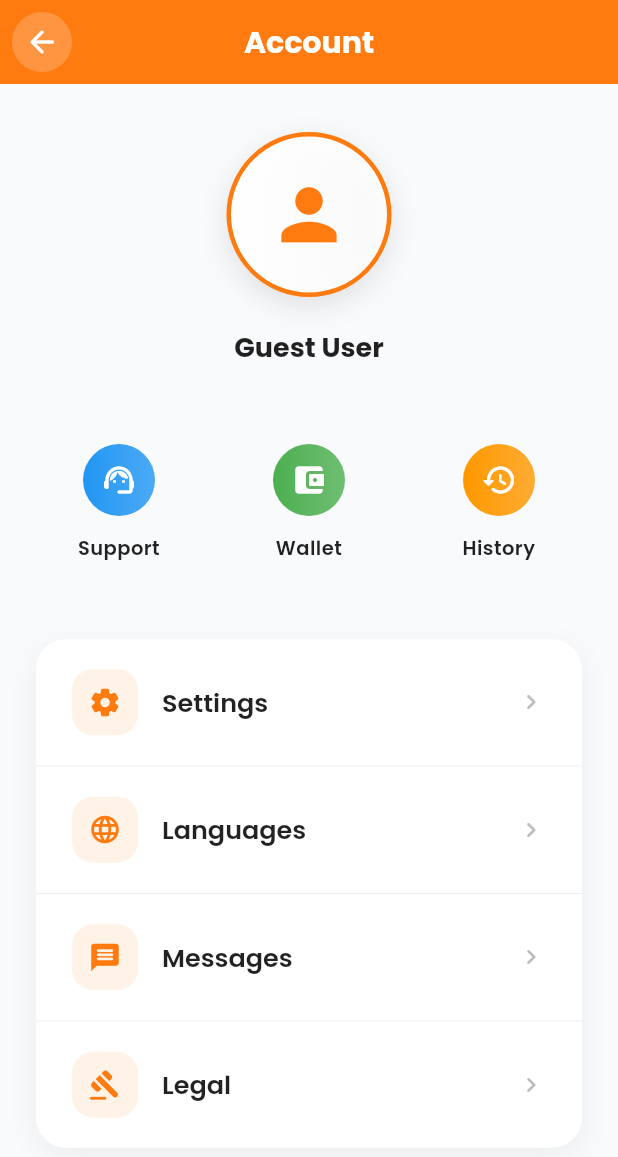
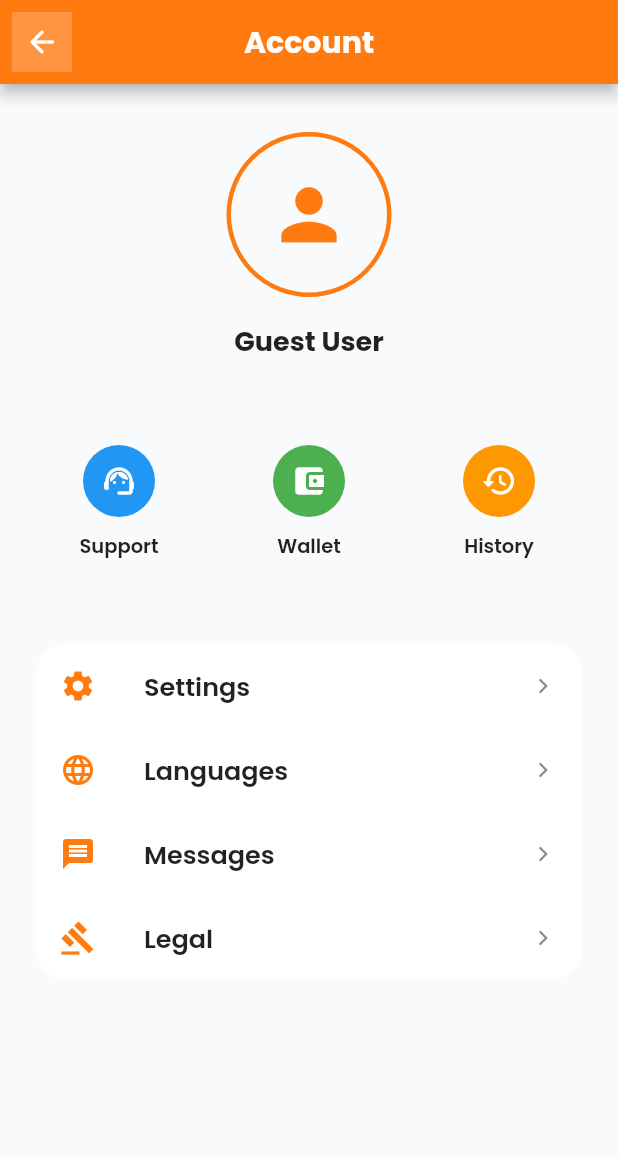
Before and after one commit to dhacodedesignersprivatelimited/UGO_USER, a Flutter app: the screen it shows once a user with an empty profile is signed in, in the side drawer, after a tap on "Account", on a phone screen of 412 x 824 dp. Shown: the top 1157 px of the screen. Run offline on Flutter 3.47's test engine with Material 3 defaults, Android fonts, the light colour scheme and no system bars; our stand-ins replace auto_size_text, barcode_widget, cached_network_image, device_info_plus, dropdown_button2, equatable and 21 more; missing offline and left inert: firebase_app_check, flutter_barcode_scanner, flutter_google_places, google_api_headers, google_maps_webservice, json_path and 2 more; accounts and stored records are empty.

Commit message:
sony 24/01

```diff
--- a/lib/account_management/account_management_widget.dart
+++ b/lib/account_management/account_management_widget.dart
@@ -1,7 +1,7 @@
 import '/flutter_flow/flutter_flow_icon_button.dart';
 import '/flutter_flow/flutter_flow_util.dart';
 import '/index.dart';
-import '/backend/api_requests/api_calls.dart'; // ✅ user details API
+import '/backend/api_requests/api_calls.dart';
 import 'package:flutter/material.dart';
 import 'package:google_fonts/google_fonts.dart';
 
@@ -23,7 +23,6 @@ class _AccountManagementWidgetState extends State<AccountManagementWidget> {
   late AccountManagementModel _model;
   final scaffoldKey = GlobalKey<ScaffoldState>();
 
-  // ✅ User UI State
   bool _isLoadingUser = true;
   String _userDisplayName = 'Guest User';
   String _profileImageUrl = '';
@@ -40,18 +39,16 @@ class _AccountManagementWidgetState extends State<AccountManagementWidget> {
       final userId = FFAppState().userid;
       final token = FFAppState().accessToken;
 
-      // Not logged in
       if (userId == 0 || token.isEmpty) {
         if (!mounted) return;
         setState(() {
-          _userDisplayName = 'Guest User';
-          _profileImageUrl = '';
           _isLoadingUser = false;
         });
         return;
       }
 
-      final res = await GetUserDetailsCall.call(userId: userId, token: token);
+      final res =
+          await GetUserDetailsCall.call(userId: userId, token: token);
 
       if (!mounted) return;
 
@@ -63,32 +60,22 @@ class _AccountManagementWidgetState extends State<AccountManagementWidget> {
         final rawImg =
             (GetUserDetailsCall.profileImage(res.jsonBody) ?? '').trim();
 
-        final name = [first, last].where((e) => e.isNotEmpty).join(' ');
-        final imgUrl = rawImg.isNotEmpty
+        setState(() {
+          _userDisplayName =
+              [first, last].where((e) => e.isNotEmpty).join(' ');
+          _profileImageUrl = rawImg.isNotEmpty
               ? (rawImg.startsWith('http')
                   ? rawImg
                   : 'https://ugotaxi.icacorp.org/$rawImg')
               : '';
-
-        setState(() {
-          _userDisplayName = name.isNotEmpty ? name : 'User';
-          _profileImageUrl = imgUrl;
           _isLoadingUser = false;
         });
       } else {
-        setState(() {
-          _userDisplayName = 'User';
-          _profileImageUrl = '';
-          _isLoadingUser = false;
-        });
+        setState(() => _isLoadingUser = false);
       }
-    } catch (e) {
+    } catch (_) {
       if (!mounted) return;
-      setState(() {
-        _userDisplayName = 'User';
-        _profileImageUrl = '';
-        _isLoadingUser = false;
-      });
+      setState(() => _isLoadingUser = false);
     }
   }
 
@@ -103,61 +90,50 @@ class _AccountManagementWidgetState extends State<AccountManagementWidget> {
     return GestureDetector(
       onTap: () {
         FocusScope.of(context).unfocus();
-        FocusManager.instance.primaryFocus?.unfocus();
       },
       child: Scaffold(
         key: scaffoldKey,
         backgroundColor: const Color(0xFFF8FAFC),
         appBar: AppBar(
           backgroundColor: const Color(0xFFFF7B10),
-          automaticallyImplyLeading: false,
+          centerTitle: true,
           leading: Padding(
-            padding: const EdgeInsets.all(8.0),
+            padding: const EdgeInsets.all(8),
             child: FlutterFlowIconButton(
-              borderColor: Colors.transparent,
-              borderRadius: 30.0,
-              borderWidth: 1.0,
-              buttonSize: 44.0,
+              buttonSize: 44,
               fillColor: Colors.white.withOpacity(0.2),
-              icon: const Icon(
-                Icons.arrow_back_rounded,
-                color: Colors.white,
-                size: 24.0,
-              ),
-              onPressed: () async {
-                context.pop();
-              },
+              icon: const Icon(Icons.arrow_back_rounded,
+                  color: Colors.white),
+              onPressed: () => context.pop(),
             ),
           ),
           title: Text(
-            FFLocalizations.of(context).getText('87zx8uve' /* Account */),
+            'Account',
             style: GoogleFonts.poppins(
-              color: Colors.white,
               fontSize: 20,
               fontWeight: FontWeight.w700,
+              color: Colors.white,
             ),
           ),
-          centerTitle: true,
-          elevation: 0,
-          shadowColor: Colors.transparent,
         ),
         body: SafeArea(
           child: LayoutBuilder(
             builder: (context, constraints) {
-              final screenWidth = constraints.maxWidth;
-              final isNarrow = screenWidth < 360;
+              final width = constraints.maxWidth;
+              final isNarrow = width < 360;
               final padding = isNarrow ? 16.0 : 24.0;
 
               return SingleChildScrollView(
-                padding: EdgeInsets.fromLTRB(padding, 32, padding, 20),
+                padding:
+                    EdgeInsets.fromLTRB(padding, 32, padding, 24),
                 child: Column(
                   children: [
                     _buildProfileSection(isNarrow),
                     SizedBox(height: isNarrow ? 32 : 48),
-                    _buildQuickActionsGrid(isNarrow),
+                    _buildQuickActionsGrid(width),
                     SizedBox(height: isNarrow ? 32 : 48),
                     _buildSettingsList(isNarrow),
-                    SizedBox(height: isNarrow ? 80 : 120),
+                    const SizedBox(height: 80),
                   ],
                 ),
               );
@@ -168,132 +144,98 @@ class _AccountManagementWidgetState extends State<AccountManagementWidget> {
     );
   }
 
+  // ---------------- PROFILE ----------------
   Widget _buildProfileSection(bool isNarrow) {
     final avatarSize = isNarrow ? 90.0 : 110.0;
 
     return Column(
       children: [
-        // ✅ Profile Image (API)
         GestureDetector(
-          onTap: () => context.pushNamed(ProfileSettingWidget.routeName),
+          onTap: () =>
+              context.pushNamed(ProfileSettingWidget.routeName),
           child: Container(
             width: avatarSize,
             height: avatarSize,
             decoration: BoxDecoration(
-              gradient: LinearGradient(
-                colors: [Colors.white, Colors.white.withOpacity(0.8)],
+              shape: BoxShape.circle,
+              border:
+                  Border.all(color: const Color(0xFFFF7B10), width: 3),
             ),
-              shape: BoxShape.circle,
-              border: Border.all(
+            child: ClipOval(
+              child: _isLoadingUser
+                  ? const Center(child: CircularProgressIndicator())
+                  : (_profileImageUrl.isNotEmpty
+                      ? Image.network(_profileImageUrl,
+                          fit: BoxFit.cover)
+                      : Icon(Icons.person,
                           color: const Color(0xFFFF7B10),
-                width: 3,
-              ),
-              boxShadow: [
-                BoxShadow(
-                  color: Colors.black.withOpacity(0.1),
-                  blurRadius: 15,
-                  offset: const Offset(0, 6),
-                ),
-              ],
-            ),
-            child: ClipRRect(
-              borderRadius: BorderRadius.circular(999),
-              child: _isLoadingUser
-                  ? Center(
-                child: SizedBox(
-                  width: 26,
-                  height: 26,
-                  child: CircularProgressIndicator(
-                    strokeWidth: 3,
-                    valueColor: AlwaysStoppedAnimation<Color>(
-                      const Color(0xFFFF7B10),
+                          size: avatarSize / 2)),
             ),
           ),
         ),
-              )
-                  : (_profileImageUrl.isNotEmpty
-                  ? Image.network(
-                _profileImageUrl,
-                fit: BoxFit.cover,
-                loadingBuilder: (context, child, progress) {
-                  if (progress == null) return child;
-                  return const Center(
-                    child: CircularProgressIndicator(strokeWidth: 2),
-                  );
-                },
-                errorBuilder: (context, error, stackTrace) => Icon(
-                  Icons.person,
-                  color: const Color(0xFFFF7B10),
-                  size: isNarrow ? 45 : 55,
-                ),
-              )
-                  : Icon(
-                Icons.person,
-                color: const Color(0xFFFF7B10),
-                size: isNarrow ? 45 : 55,
-              )),
-            ),
-          ),
-        ),
-
-        SizedBox(height: isNarrow ? 16 : 20),
-
-        // ✅ User Name (API)
-        _isLoadingUser
-            ? SizedBox(
-          width: 140,
-          child: LinearProgressIndicator(
-            minHeight: 3,
-            backgroundColor: Colors.grey[200],
-            valueColor: const AlwaysStoppedAnimation<Color>(
-              Color(0xFFFF7B10),
-            ),
-          ),
-        )
-            : Text(
+        const SizedBox(height: 16),
+        ConstrainedBox(
+          constraints: const BoxConstraints(maxWidth: 260),
+          child: Text(
             _userDisplayName,
+            maxLines: 2,
+            overflow: TextOverflow.ellipsis,
             textAlign: TextAlign.center,
             style: GoogleFonts.poppins(
               fontSize: isNarrow ? 16 : 18,
               fontWeight: FontWeight.w700,
-            color: Colors.black87,
+            ),
           ),
         ),
       ],
     );
   }
 
-  Widget _buildQuickActionsGrid(bool isNarrow) {
-    final crossAxisCount = isNarrow ? 3 : 3;
-    final childAspectRatio = isNarrow ? 1.1 : 1.3;
+  // ---------------- QUICK ACTIONS ----------------
+  Widget _buildQuickActionsGrid(double width) {
+    int crossAxisCount = 3;
+    if (width > 600) crossAxisCount = 4;
 
-    return GridView.count(
+    return GridView.builder(
       shrinkWrap: true,
       physics: const NeverScrollableScrollPhysics(),
+      itemCount: 3,
+      gridDelegate: SliverGridDelegateWithFixedCrossAxisCount(
         crossAxisCount: crossAxisCount,
-      crossAxisSpacing: isNarrow ? 12 : 16,
-      mainAxisSpacing: isNarrow ? 12 : 16,
-      childAspectRatio: childAspectRatio,
-      children: [
-        _buildActionCard(
-          icon: Icons.support_agent_rounded,
-          label: FFLocalizations.of(context).getText('oc8ggcgd' /* Support */),
-          color: const Color(0xFF2196F3),
-          onTap: () => context.pushNamed(SupportWidget.routeName),
+        crossAxisSpacing: 16,
+        mainAxisSpacing: 16,
+        childAspectRatio: 1.2,
       ),
-        _buildActionCard(
-          icon: Icons.account_balance_wallet_rounded,
-          label: FFLocalizations.of(context).getText('6ghijs7n' /* Wallet */),
-          color: const Color(0xFF4CAF50),
-          onTap: () => context.pushNamed(WalletWidget.routeName),
-        ),
-        _buildActionCard(
-          icon: Icons.history_rounded,
-          label: FFLocalizations.of(context).getText('p32bt3aj' /* History */),
-          color: const Color(0xFFFF9800),
-          onTap: () => context.pushNamed(HistoryWidget.routeName),
-        ),
-      ],
+      itemBuilder: (context, index) {
+        final data = [
+          {
+            'icon': Icons.support_agent_rounded,
+            'label': 'Support',
+            'color': Colors.blue,
+            'route': SupportWidget.routeName
+          },
+          {
+            'icon': Icons.account_balance_wallet_rounded,
+            'label': 'Wallet',
+            'color': Colors.green,
+            'route': WalletWidget.routeName
+          },
+          {
+            'icon': Icons.history_rounded,
+            'label': 'History',
+            'color': Colors.orange,
+            'route': HistoryWidget.routeName
+          },
+        ][index];
+
+        return _buildActionCard(
+          icon: data['icon'] as IconData,
+          label: data['label'] as String,
+          color: data['color'] as Color,
+          onTap: () =>
+              context.pushNamed(data['route'] as String),
+        );
+      },
     );
   }
 
@@ -303,135 +245,67 @@ class _AccountManagementWidgetState extends State<AccountManagementWidget> {
     required Color color,
     required VoidCallback onTap,
   }) {
-    return GestureDetector(
+    return InkWell(
       onTap: onTap,
       child: Column(
         mainAxisAlignment: MainAxisAlignment.center,
         children: [
-          Container(
-            width: 48,
-            height: 48,
-            decoration: BoxDecoration(
-              gradient: LinearGradient(
-                colors: [color, color.withOpacity(0.8)],
+          CircleAvatar(
+            radius: 24,
+            backgroundColor: color,
+            child: Icon(icon, color: Colors.white),
           ),
-              shape: BoxShape.circle,
-            ),
-            child: Icon(
-              icon,
-              color: Colors.white,
-              size: 24,
-            ),
-          ),
-          const SizedBox(height: 12),
+          const SizedBox(height: 10),
           Text(
             label,
+            maxLines: 2,
+            overflow: TextOverflow.ellipsis,
             textAlign: TextAlign.center,
             style: GoogleFonts.poppins(
               fontSize: 13,
               fontWeight: FontWeight.w600,
-              color: Colors.black87,
-              letterSpacing: 0.3,
             ),
-            maxLines: 2,
-            overflow: TextOverflow.ellipsis,
           ),
         ],
       ),
     );
   }
 
+  // ---------------- SETTINGS LIST ----------------
   Widget _buildSettingsList(bool isNarrow) {
-    final listItems = [
-      {
-        'icon': Icons.settings_rounded,
-        'label': 'Settings',
-        'route': SettingsPageWidget.routeName
-      },
-      {
-        'icon': Icons.language_rounded,
-        'label': 'Languages',
-        'route': LanguageWidget.routeName
-      },
-      {
-        'icon': Icons.message_rounded,
-        'label': 'Messages',
-        'route': MessagesWidget.routeName
-      },
-      {'icon': Icons.gavel_rounded, 'label': 'Legal', 'route': null},
+    final items = [
+      {'icon': Icons.settings, 'label': 'Settings', 'route': SettingsPageWidget.routeName},
+      {'icon': Icons.language, 'label': 'Languages', 'route': LanguageWidget.routeName},
+      {'icon': Icons.message, 'label': 'Messages', 'route': MessagesWidget.routeName},
+      {'icon': Icons.gavel, 'label': 'Legal', 'route': null},
     ];
 
     return Container(
       decoration: BoxDecoration(
         color: Colors.white,
         borderRadius: BorderRadius.circular(20),
-        boxShadow: [
-          BoxShadow(
-            color: Colors.black.withOpacity(0.05),
-            blurRadius: 15,
-            offset: const Offset(0, 6),
-          ),
-        ],
       ),
       child: Column(
-        children: List.generate(listItems.length, (index) {
-          final item = listItems[index];
-          final route = item['route'] as String?;
-
-          return Column(
-            children: [
-              InkWell(
-                onTap: route != null ? () => context.pushNamed(route) : null,
-                borderRadius: BorderRadius.vertical(
-                  bottom: index == listItems.length - 1
-                      ? const Radius.circular(20)
-                      : Radius.zero,
-                ),
-                child: Container(
-                  padding: EdgeInsets.symmetric(
-                    horizontal: isNarrow ? 20 : 24,
-                    vertical: 20,
-                  ),
-                  child: Row(
-                    children: [
-                      Container(
-                        width: 44,
-                        height: 44,
-                        decoration: BoxDecoration(
-                          color: const Color(0xFFFF7B10).withOpacity(0.1),
-                          borderRadius: BorderRadius.circular(14),
-                        ),
-                        child: Icon(
-                          item['icon'] as IconData,
-                          color: const Color(0xFFFF7B10),
-                          size: 22,
-                        ),
-                      ),
-                      const SizedBox(width: 16),
-                      Expanded(
-                        child: Text(
+        children: items.map((item) {
+          return ListTile(
+            leading: Icon(item['icon'] as IconData,
+                color: const Color(0xFFFF7B10)),
+            title: Text(
               item['label'] as String,
+              maxLines: 1,
+              overflow: TextOverflow.ellipsis,
               style: GoogleFonts.poppins(
                 fontSize: isNarrow ? 16 : 17,
                 fontWeight: FontWeight.w600,
-                            color: Colors.black87,
               ),
             ),
-                      ),
-                      Icon(
-                        Icons.chevron_right_rounded,
-                        color: Colors.grey[400],
-                        size: 20,
-                      ),
-                    ],
-                  ),
-                ),
-              ),
-              if (index < listItems.length - 1)
-                Divider(height: 1, color: Colors.grey[200]),
-            ],
+            trailing:
+                const Icon(Icons.chevron_right, size: 20),
+            onTap: item['route'] != null
+                ? () => context.pushNamed(item['route'] as String)
+                : null,
           );
-        }),
+        }).toList(),
       ),
     );
   }
--- a/lib/home/home_widget.dart
+++ b/lib/home/home_widget.dart
@@ -1,6 +1,4 @@
 import '/components/menu_widget.dart';
-import '/flutter_flow/flutter_flow_icon_button.dart';
-import '/flutter_flow/flutter_flow_theme.dart';
 import '/flutter_flow/flutter_flow_util.dart';
 import '/index.dart';
 import 'package:flutter/material.dart';
@@ -542,7 +540,7 @@ class _HomeWidgetState extends State<HomeWidget> with SingleTickerProviderStateM
                   // child: SafeArea(
                     child:
                     Padding(
-                      padding: EdgeInsets.fromLTRB(horizontalPadding, 70, horizontalPadding, 20),
+                      padding: EdgeInsets.fromLTRB(horizontalPadding, 70, horizontalPadding, 10),
                       child: Column(
                         mainAxisAlignment: MainAxisAlignment.end,
                         children: [
```
Lines whose indentation alone changed are shown as unchanged.
